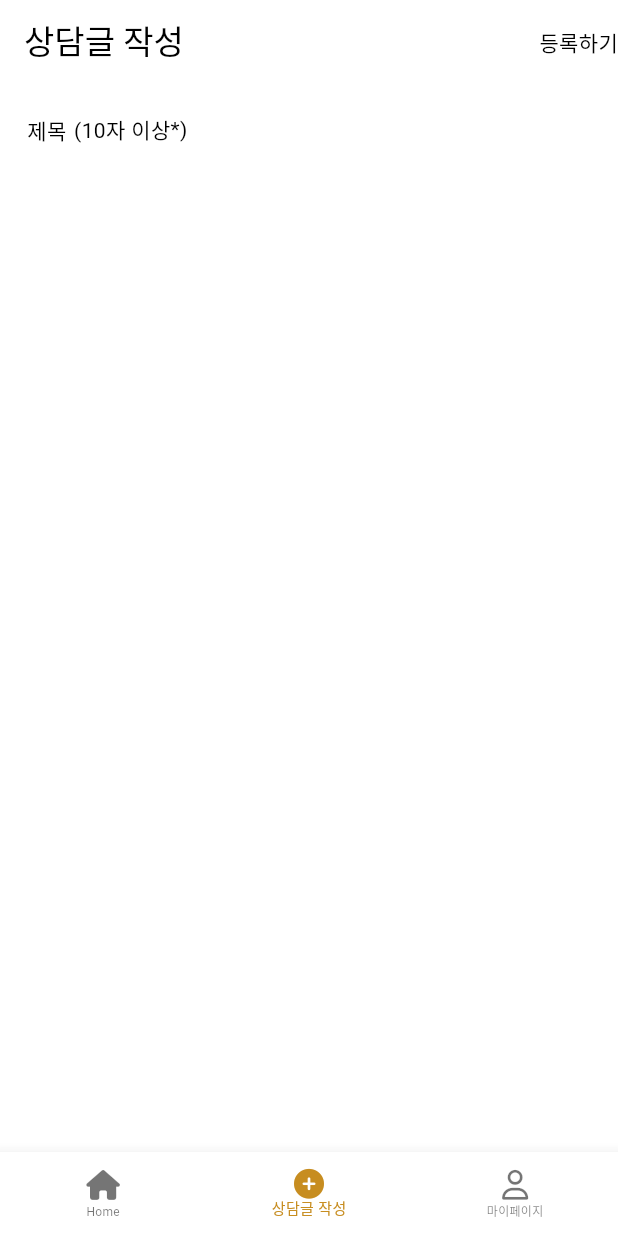
After one commit to sangmin9580/-, a Flutter app: the screen it shows after launch, item 2 of the bottom bar chosen, on a phone screen of 412 x 824 dp. The commit adds this screen. Run offline on Flutter 3.47's test engine with Material 3 defaults, Android fonts, the phone set to English and light mode, and no system bars; our stand-ins replace flex_color_scheme, flutter_riverpod, font_awesome_flutter, go_router.

Commit message:
전문가마무리중2

```diff
--- a/lib/common/widgets/main_navigation_screen.dart
+++ b/lib/common/widgets/main_navigation_screen.dart
@@ -3,6 +3,7 @@ import 'package:flutter_riverpod/flutter_riverpod.dart';
 import 'package:font_awesome_flutter/font_awesome_flutter.dart';
 import 'package:project/constants/gaps.dart';
 import 'package:project/constants/sizes.dart';
+import 'package:project/consultantexample/view/consultationwriting_screen.dart';
 import 'package:project/consultantexample/view/conultantexample_screen.dart';
 import 'package:project/homepage/view/homepage_screen.dart';
 import 'package:project/professor/view/professor_screen.dart';
@@ -24,16 +25,60 @@ class _MainNavigationScreenState extends ConsumerState<MainNavigationScreen>
   int _navigationBarselctedIndex = 0;
 
   late final TabController _tabController;
+  List<Widget> screens = [];
 
   @override
   void initState() {
     super.initState();
     _tabController = TabController(length: 3, vsync: this);
+    _screenInitailize();
+  }
+
+// screens를 초기화하기 위해서 쓴 함수
+  void _screenInitailize() {
+    screens = _buildScreens();
+  }
+
+// bottomNavigationBar index에 따라서 Screen변화를 주기 위한 함수
+  List<Widget> _buildScreens() {
+    if (_tabBarselectedIndex != 2) {
+      return [
+        TabBarView(
+          controller: _tabController,
+          children: const [
+            SingleChildScrollView(
+              child: HomepageScreen(),
+            ),
+            SingleChildScrollView(
+              child: ConsultantExampleScreen(),
+            ),
+            Center(
+              child: Text('1'),
+            ),
+            // 전문가 화면으로 넘어가기 위해 그냥 끼어놓은 화면
+          ],
+        ),
+        const ConsultationWritingScreen(),
+        Container(
+          color: Colors.green,
+        ),
+      ];
+    } else {
+      // _tabBarselectedIndex가 2인 경우, ProfessorScreen을 첫 번째 위치에 배치하고 나머지는 기존대로
+      return [
+        const ProfessorScreen(),
+        const ConsultationWritingScreen(),
+        Container(
+          color: Colors.green,
+        ),
+      ];
+    }
   }
 
   void _tabBarTap(int index) {
     _tabBarselectedIndex = index;
-
+    _screenInitailize();
+    // tabbarindex가 변화하면 _screenInitailize 값도 변할테니까 함수 넣어줌
     setState(() {});
   }
 
@@ -44,7 +89,8 @@ class _MainNavigationScreenState extends ConsumerState<MainNavigationScreen>
       _tabBarselectedIndex = 0;
       _tabController.animateTo(index);
     }
-
+    _screenInitailize();
+    // tabbarindex가 변화하면 _screenInitailize 값도 변할테니까 함수 넣어줌
     setState(() {});
   }
 
@@ -56,68 +102,11 @@ class _MainNavigationScreenState extends ConsumerState<MainNavigationScreen>
 
   @override
   Widget build(BuildContext context) {
-    return Scaffold(
-      appBar: AppBar(
-        title: Text(
-          "멍선생",
-          style: TextStyle(
-            color: Theme.of(context).primaryColor,
-            fontSize: Theme.of(context).textTheme.headlineSmall!.fontSize,
-            fontWeight: FontWeight.bold,
-          ),
-        ),
-        actions: const [
-          FaIcon(
-            FontAwesomeIcons.magnifyingGlass,
-          ),
-          Gaps.h10,
-          Text(
-            "로그인/가입",
-          ),
-          Gaps.h10,
-        ],
-        bottom: _tabBarselectedIndex != 2
-            ? TabBar(
-                controller: _tabController,
-                onTap: (value) => _tabBarTap(value),
-                splashFactory: NoSplash.splashFactory,
-                unselectedLabelColor: Colors.grey.shade500,
-                unselectedLabelStyle: const TextStyle(
-                  fontWeight: FontWeight.w600,
-                ),
-                labelPadding: const EdgeInsets.only(
-                  bottom: 10,
-                  top: 15,
-                ),
-                labelStyle: TextStyle(
-                  fontWeight: FontWeight.w600,
-                  fontSize: Theme.of(context).textTheme.titleMedium!.fontSize,
-                ),
-                tabs: const [
-                  Text("홈"),
-                  Text("상담사례"),
-                  Text("전문가"),
-                ],
-              )
-            : null,
+    final bottomNavigationBar = Theme(
+      data: Theme.of(context).copyWith(
+        splashColor: Colors.transparent, // splash 효과를 투명하게 설정
       ),
-      body: _tabBarselectedIndex != 2
-          ? TabBarView(
-              controller: _tabController,
-              children: const [
-                SingleChildScrollView(
-                  child: HomepageScreen(),
-                ),
-                SingleChildScrollView(
-                  child: ConsultantExampleScreen(),
-                ),
-                Center(
-                  child: Text('1'),
-                ),
-              ],
-            )
-          : const ProfessorScreen(),
-      bottomNavigationBar: BottomNavigationBar(
+      child: BottomNavigationBar(
         currentIndex: _navigationBarselctedIndex,
         onTap: (index) => _navigationBarTap(index),
         iconSize: Sizes.size20,
@@ -145,5 +134,63 @@ class _MainNavigationScreenState extends ConsumerState<MainNavigationScreen>
         ],
       ),
     );
+
+    if (_navigationBarselctedIndex == 1) {
+      return Scaffold(
+        body: screens[_navigationBarselctedIndex],
+        bottomNavigationBar:
+            bottomNavigationBar, // 이 부분은 예시로 추가한 부분입니다. 실제 코드에 맞게 조정하세요.
+      );
+    }
+
+    return Scaffold(
+      appBar: AppBar(
+        // 나중에 누르면 홈오게 만들어야함.
+        title: Text(
+          "멍선생",
+          style: TextStyle(
+            color: Theme.of(context).primaryColor,
+            fontSize: Theme.of(context).textTheme.headlineSmall!.fontSize,
+            fontWeight: FontWeight.bold,
+          ),
+        ),
+        actions: const [
+          FaIcon(
+            FontAwesomeIcons.magnifyingGlass,
+          ),
+          Gaps.h10,
+          Text(
+            "로그인/가입",
+          ),
+          Gaps.h10,
+        ],
+        bottom: (_tabBarselectedIndex != 2 && _navigationBarselctedIndex == 0)
+            ? TabBar(
+                controller: _tabController,
+                onTap: (value) => _tabBarTap(value),
+                splashFactory: NoSplash.splashFactory,
+                unselectedLabelColor: Colors.grey.shade500,
+                unselectedLabelStyle: const TextStyle(
+                  fontWeight: FontWeight.w600,
+                ),
+                labelPadding: const EdgeInsets.only(
+                  bottom: 10,
+                  top: 15,
+                ),
+                labelStyle: TextStyle(
+                  fontWeight: FontWeight.w600,
+                  fontSize: Theme.of(context).textTheme.titleMedium!.fontSize,
+                ),
+                tabs: const [
+                  Text("홈"),
+                  Text("상담사례"),
+                  Text("전문가"),
+                ],
+              )
+            : null,
+      ),
+      body: screens[_navigationBarselctedIndex],
+      bottomNavigationBar: bottomNavigationBar,
+    );
   }
 }
--- /dev/null
+++ b/lib/consultantexample/view/consultationwriting_screen.dart
@@ -0,0 +1,44 @@
+import 'package:flutter/material.dart';
+import 'package:flutter_riverpod/flutter_riverpod.dart';
+import 'package:project/constants/default.dart';
+import 'package:project/constants/gaps.dart';
+
+class ConsultationWritingScreen extends ConsumerStatefulWidget {
+  const ConsultationWritingScreen({super.key});
+
+  @override
+  ConsumerState<ConsumerStatefulWidget> createState() =>
+      _ConsultationWritingScreenState();
+}
+
+class _ConsultationWritingScreenState
+    extends ConsumerState<ConsultationWritingScreen> {
+  @override
+  Widget build(BuildContext context) {
+    return Scaffold(
+      appBar: AppBar(
+        title: const Text("상담글 작성"),
+        actions: const [Text("등록하기")],
+      ),
+      body: const Padding(
+        padding: EdgeInsets.symmetric(
+          vertical: verticalPadding,
+          horizontal: horizontalPadding,
+        ),
+        child: Column(
+          children: [
+            Row(
+              children: [
+                Text("제목"),
+                Gaps.h5,
+                Text("(10자 이상"),
+                Text("*"),
+                Text(")")
+              ],
+            ),
+          ],
+        ),
+      ),
+    );
+  }
+}
--- a/lib/professor/view/professor_screen.dart
+++ b/lib/professor/view/professor_screen.dart
@@ -343,29 +343,38 @@ class _ProfessorScreenState extends ConsumerState<ProfessorScreen>
                         ),
                       ],
                     ),
+                    ProfessorItems(
+                      headertitle: "기타",
+                      items: [
+                        Item(
+                          title: "기타",
+                          subtitle: "기타 문의하세요",
+                        ),
+                      ],
+                    ),
                   ],
                 ),
               ),
             ],
           ),
           // '지도로 찾기' 탭의 화면
-
+          // 수의사 선택시
           if (_subSelectedIndex == 0)
             ListView.builder(
               itemCount: 1,
               itemBuilder: (context, index) => Column(
                 children: [
-                  ProfessorItems(
+                  MapItems(
                     headertitle: "서울특별시",
                     items: [
                       Item(
-                        title: "서울 서초/강남",
+                        title: "서초/강남",
                       ),
                       Item(
-                        title: "서울 강동/송파",
+                        title: "강동/송파",
                       ),
                       Item(
-                        title: "서울 강서/양천/영등포/구로",
+                        title: "강서/양천/영등포/구로",
                       ),
                       Item(
                         title: "도봉/강북/성북/노원",
@@ -384,7 +393,7 @@ class _ProfessorScreenState extends ConsumerState<ProfessorScreen>
                       ),
                     ],
                   ),
-                  ProfessorItems(
+                  MapItems(
                     headertitle: "경기도",
                     items: [
                       Item(
@@ -413,6 +422,8 @@ class _ProfessorScreenState extends ConsumerState<ProfessorScreen>
                 ],
               ),
             ),
+
+          //훈련사 선택시
           if (_subSelectedIndex == 1)
             Container(
               color: Colors.red,
```
Also changed, not shown: lib/professor/widgets/item.dart (+74 -1 lines).
